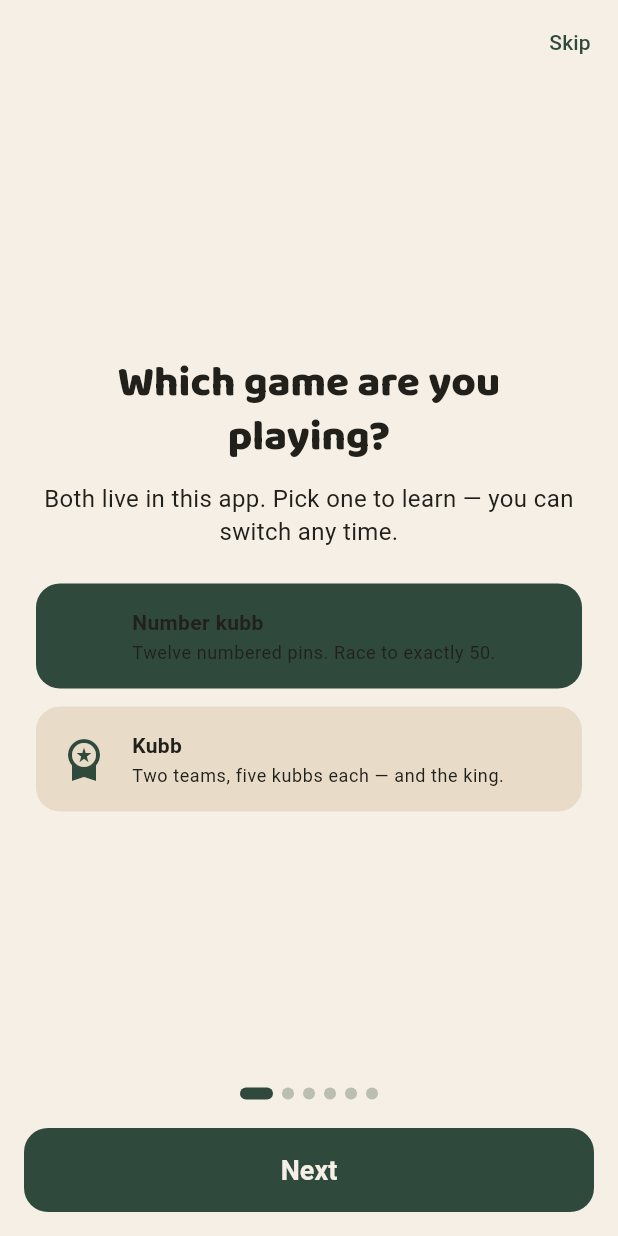
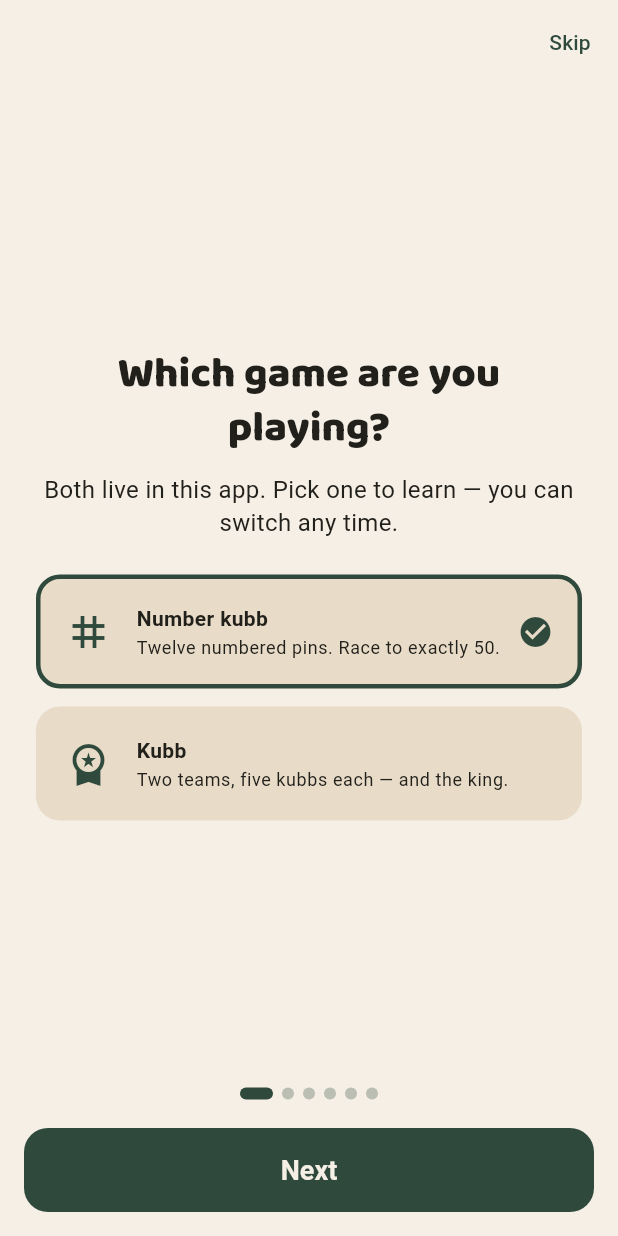
Before and after one commit to JKoenen99/iKubb, a Flutter app: the TourScreen screen opened by its route, on a phone screen of 412 x 824 dp. Run offline on Flutter 3.47's test engine with Material 3 defaults, Android fonts, the phone set to English and light mode, and no system bars; our stand-ins replace flutter_riverpod, go_router, share_plus, shared_preferences, wakelock_plus; missing offline and left inert: live_activities; accounts and stored records are empty.

Commit message:
Fix contrast on the tour's selected mode option
The selected card used colorScheme.primaryContainer, which the custom
palette never defines — dark ink text landed on a dark green fill.
Selection is now a primary-colored border on the regular surface, which
holds AA contrast in both themes. Verified with headless screenshots of
the web build in light and dark.

Co-Authored-By: Claude Fable 5 <noreply@anthropic.com>
Claude-Session: https://claude.ai/code/session_01AMJiLjukVyKatjtEvQnLEd

```diff
--- a/lib/features/onboarding/tour_screen.dart
+++ b/lib/features/onboarding/tour_screen.dart
@@ -250,11 +250,17 @@ class _ModeOption extends StatelessWidget {
   @override
   Widget build(BuildContext context) {
     final scheme = Theme.of(context).colorScheme;
-    return Material(
-      color: selected
-          ? scheme.primaryContainer
-          : scheme.surfaceContainerHighest,
-      borderRadius: BorderRadius.circular(16),
+    // Selection by border, not fill: the custom scheme has no
+    // primaryContainer pair, and a border keeps AA contrast in both themes.
+    return Container(
+      decoration: BoxDecoration(
+        color: scheme.surfaceContainerHighest,
+        borderRadius: BorderRadius.circular(16),
+        border: Border.all(
+          color: selected ? scheme.primary : Colors.transparent,
+          width: 3,
+        ),
+      ),
       child: InkWell(
         borderRadius: BorderRadius.circular(16),
         onTap: onTap,
```
